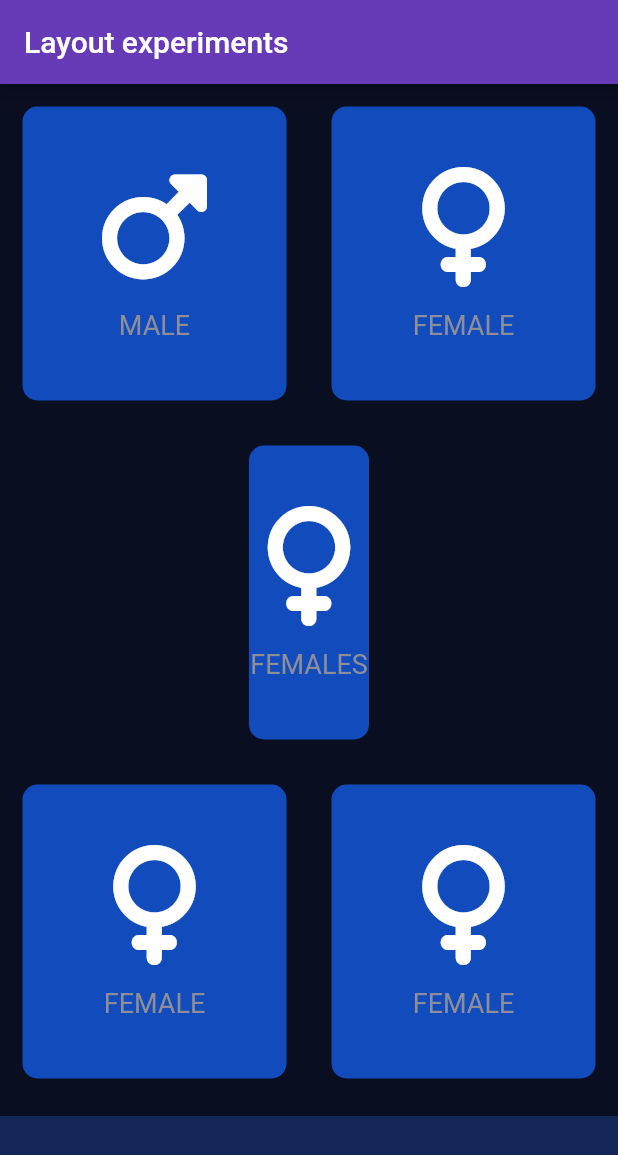
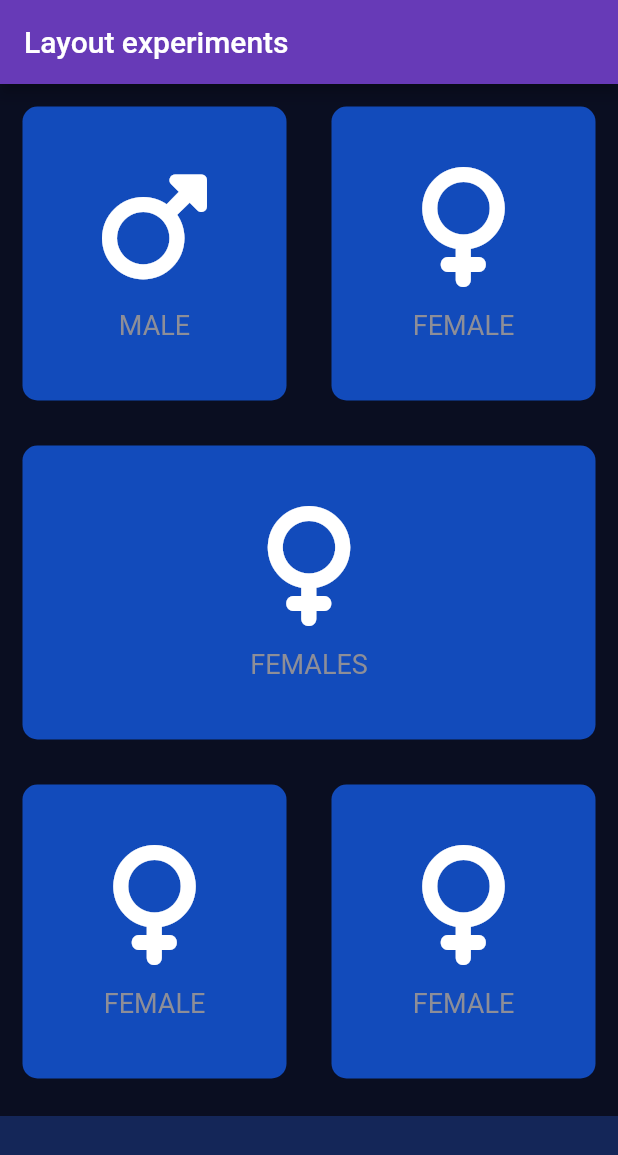
Before and after one commit to Stevecmd/bmi_calculator, a Flutter app: the screen it shows after launch, on a phone screen of 412 x 824 dp. Shown: the top 1155 px of the screen. Run offline on Flutter 3.47's test engine with Material 2 defaults, Android fonts, the phone set to English and light mode, and no system bars; our stand-ins replace font_awesome_flutter.

Commit message:
Fixed the second row by wrapping it in a row and the expanded widget so that it can take up the whole row,

```diff
--- a/lib/input_page.dart
+++ b/lib/input_page.dart
@@ -25,23 +25,43 @@ class _InputPageState extends State<InputPage> {
               child: Row(
             children: <Widget>[
               Expanded(
-                child: ReusableCard(
-                  colour: activeCardColour,
-                  cardChild: IconContent(icon: FontAwesomeIcons.mars, label: 'MALE',),
+                child: GestureDetector(
+                  onTap: () {
+                    print('The Male card was pressed.');
+                  },
+                  child: ReusableCard(
+                    colour: activeCardColour,
+                    cardChild: IconContent(
+                      icon: FontAwesomeIcons.mars,
+                      label: 'MALE',
+                    ),
+                  ),
                 ),
               ),
               Expanded(
                 child: ReusableCard(
                   colour: activeCardColour,
-                  cardChild: IconContent(icon: FontAwesomeIcons.venus, label: 'FEMALE',),
+                  cardChild: IconContent(
+                    icon: FontAwesomeIcons.venus,
+                    label: 'FEMALE',
+                  ),
                 ),
               ),
             ],
           )),
           Expanded(
-            child: ReusableCard(
-              colour: activeCardColour,
-              cardChild: IconContent(icon: FontAwesomeIcons.venus, label: 'FEMALES',),
+            child: Row(
+              children: <Widget>[
+                Expanded(
+                  child: ReusableCard(
+                    colour: activeCardColour,
+                    cardChild: IconContent(
+                      icon: FontAwesomeIcons.venus,
+                      label: 'FEMALES',
+                    ),
+                  ),
+                ),
+              ],
             ),
           ),
           Expanded(
@@ -50,13 +70,19 @@ class _InputPageState extends State<InputPage> {
               Expanded(
                 child: ReusableCard(
                   colour: activeCardColour,
-                  cardChild: IconContent(icon: FontAwesomeIcons.venus, label: 'FEMALE',),
+                  cardChild: IconContent(
+                    icon: FontAwesomeIcons.venus,
+                    label: 'FEMALE',
+                  ),
                 ),
               ),
               Expanded(
                 child: ReusableCard(
                   colour: activeCardColour,
-                  cardChild: IconContent(icon: FontAwesomeIcons.venus, label: 'FEMALE',),
+                  cardChild: IconContent(
+                    icon: FontAwesomeIcons.venus,
+                    label: 'FEMALE',
+                  ),
                 ),
               ),
             ],
```
